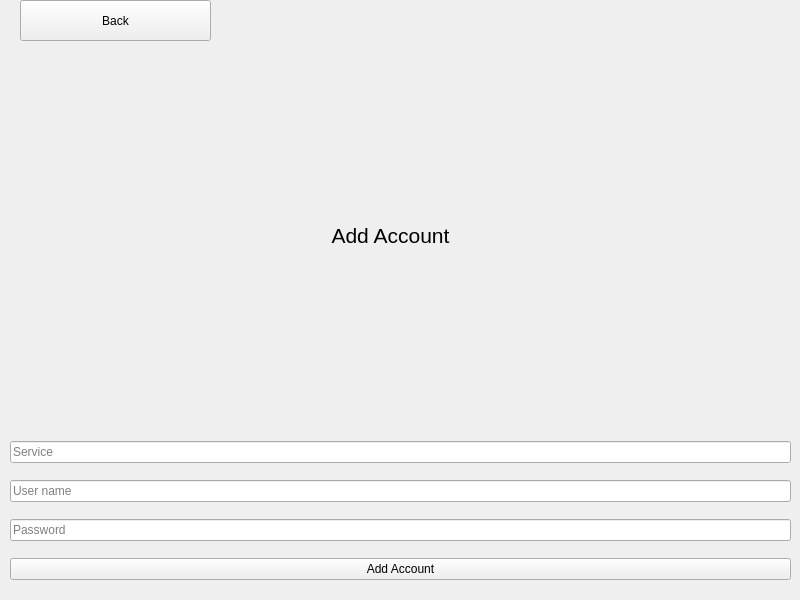
Qt form ui/add_account.ui (gentlghost/Passkeeper) before a commit.
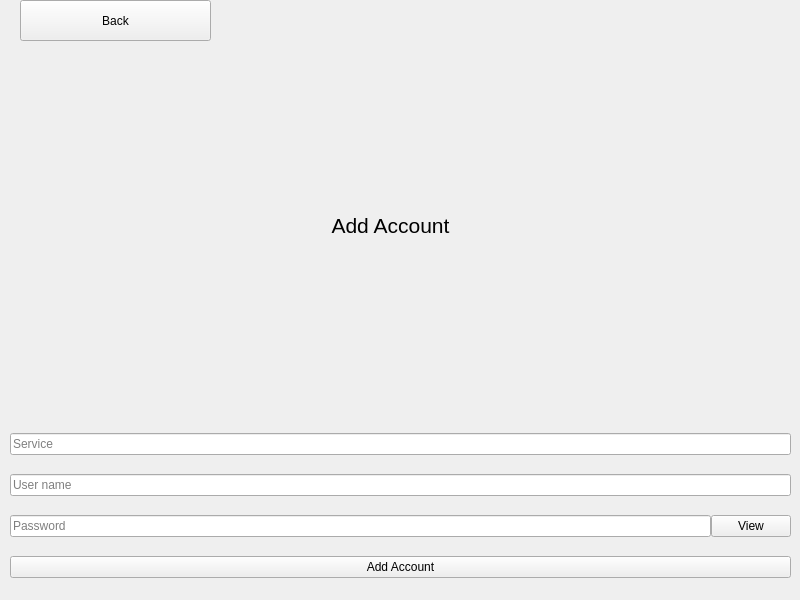
The same form after that commit. Icons and pictures are not drawn.

What changed in the file:
```diff
--- a/ui/add_account.ui
+++ b/ui/add_account.ui
@@ -17,9 +17,9 @@
    <property name="geometry">
     <rect>
      <x>10</x>
-     <y>430</y>
+     <y>420</y>
      <width>781</width>
-     <height>161</height>
+     <height>171</height>
     </rect>
    </property>
    <layout class="QVBoxLayout" name="verticalLayout">
@@ -38,11 +38,34 @@
      </widget>
     </item>
     <item>
-     <widget class="QLineEdit" name="password">
-      <property name="placeholderText">
-       <string>Password</string>
+     <layout class="QHBoxLayout" name="horizontalLayout">
+      <property name="spacing">
+       <number>0</number>
       </property>
-     </widget>
+      <property name="sizeConstraint">
+       <enum>QLayout::SetMinimumSize</enum>
+      </property>
+      <item>
+       <widget class="QLineEdit" name="password">
+        <property name="echoMode">
+         <enum>QLineEdit::Password</enum>
+        </property>
+        <property name="placeholderText">
+         <string>Password</string>
+        </property>
+       </widget>
+      </item>
+      <item>
+       <widget class="QPushButton" name="veiwButton">
+        <property name="text">
+         <string>View</string>
+        </property>
+        <property name="icon">
+         <iconset theme="edit-find"/>
+        </property>
+       </widget>
+      </item>
+     </layout>
     </item>
     <item>
      <widget class="QPushButton" name="addButton">
@@ -56,10 +79,10 @@
   <widget class="QLabel" name="label">
    <property name="geometry">
     <rect>
-     <x>275</x>
-     <y>200</y>
-     <width>231</width>
-     <height>71</height>
+     <x>225</x>
+     <y>180</y>
+     <width>331</width>
+     <height>91</height>
     </rect>
    </property>
    <property name="font">
```
Left out of the diff: 3 changed lines with no effect on the pictures.
